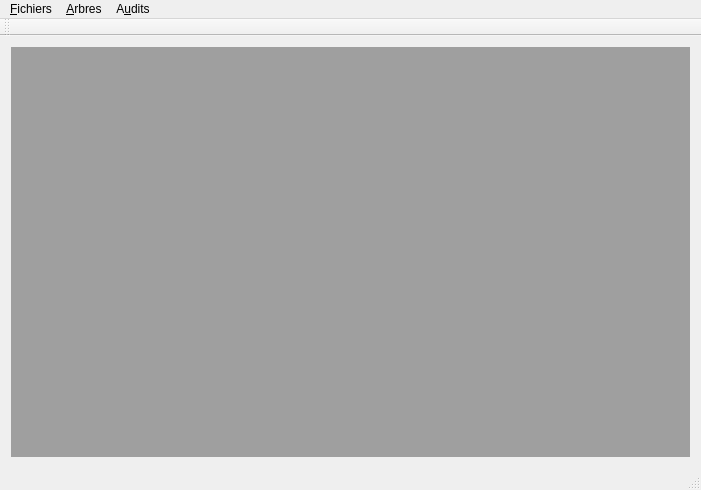
This is mainwindow.ui in GiPiLab/ProtonClassicSuite as Qt 5 draws it before an edit. The edited form follows.
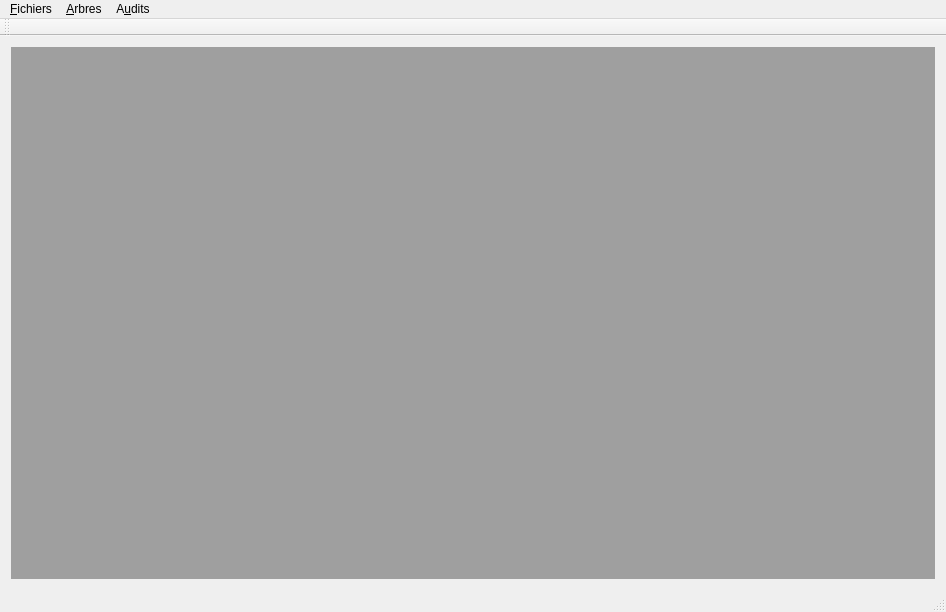
This is the edited form.

Patch:
```diff
--- a/mainwindow.ui
+++ b/mainwindow.ui
@@ -6,8 +6,8 @@
    <rect>
     <x>0</x>
     <y>0</y>
-    <width>701</width>
-    <height>490</height>
+    <width>946</width>
+    <height>612</height>
    </rect>
   </property>
   <property name="windowTitle">
@@ -25,7 +25,7 @@
     <rect>
      <x>0</x>
      <y>0</y>
-     <width>701</width>
+     <width>946</width>
      <height>19</height>
     </rect>
    </property>
```
